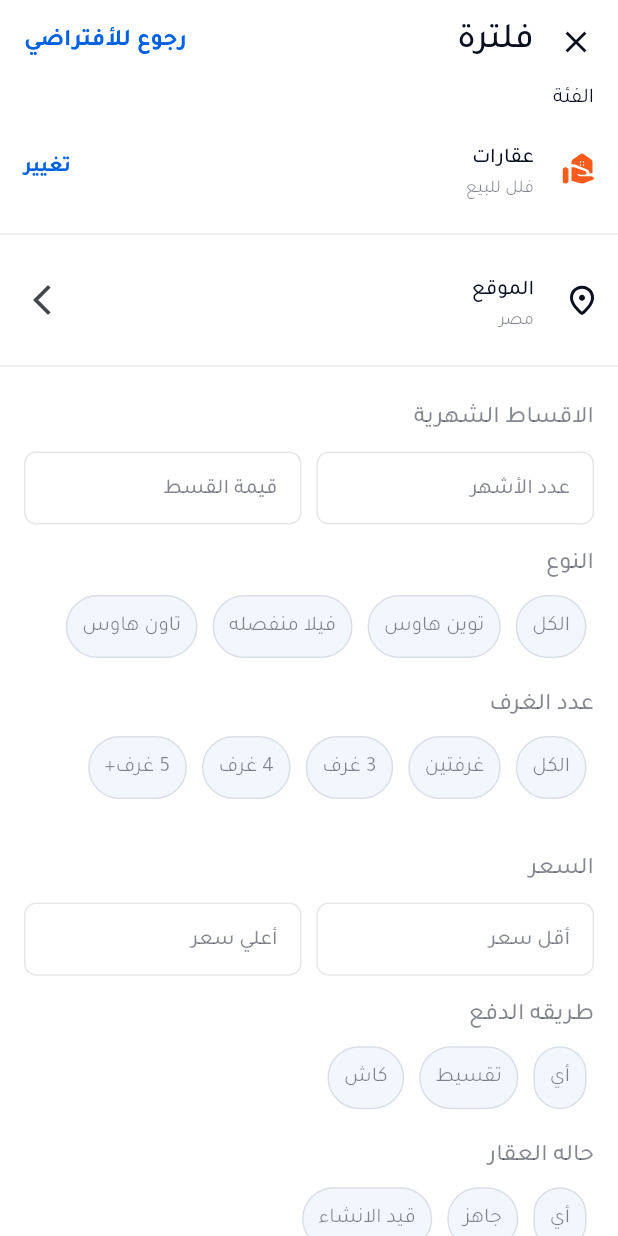
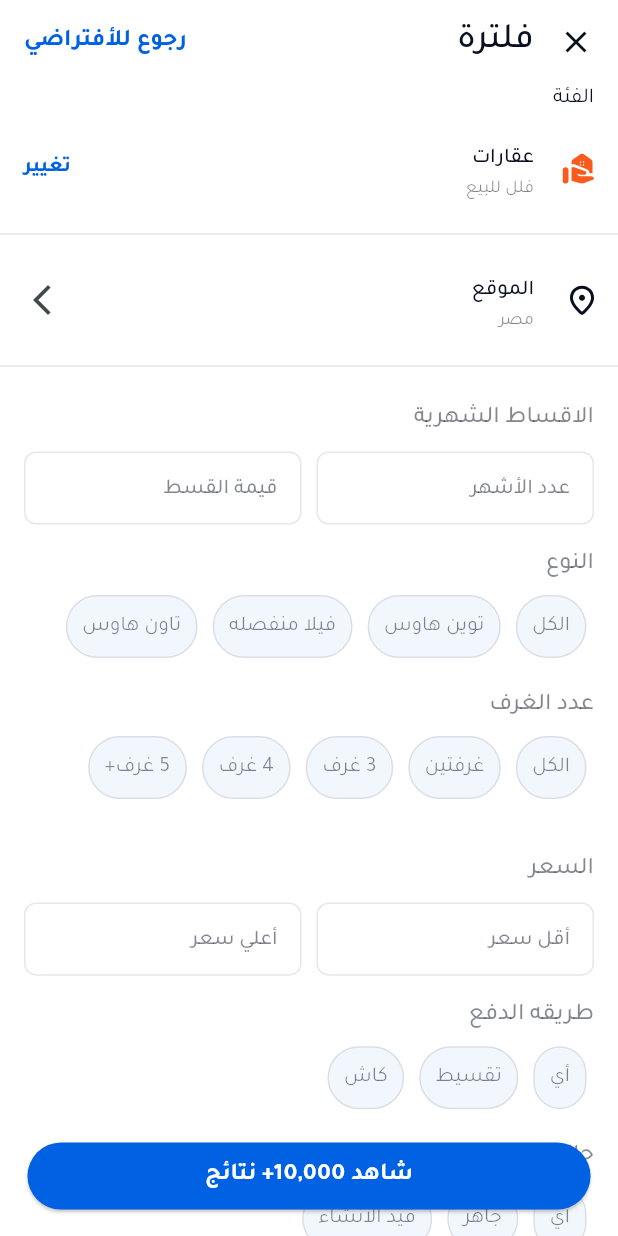
Before and after one commit to mahmoudFawzee/mahmoud_fawzy_flutter_task, a Flutter app: the screen it shows after launch, on a phone screen of 412 x 824 dp. Run offline on Flutter 3.47's test engine with Material 3 defaults, Android fonts, the phone set to English and light mode, and no system bars; our stand-ins replace bloc, cached_network_image, dartz, equatable, flutter_bloc, flutter_screenutil and 6 more; accounts and stored records are empty.

Commit message:
feat: finish elevated button style

```diff
--- a/lib/config/theme/app_theme.dart
+++ b/lib/config/theme/app_theme.dart
@@ -1,4 +1,5 @@
 import 'package:flutter/material.dart';
+import 'package:flutter_screenutil/flutter_screenutil.dart';
 import 'package:mahmoudfawzy_flutter_task/config/theme/colors_manger.dart';
 
 final class AppTheme {
@@ -15,6 +16,12 @@ final class AppTheme {
         fontFamily: 'Tajawal',
       ),
       iconTheme: IconThemeData(color: ColorsManger.black),
+    ),
+    elevatedButtonTheme: ElevatedButtonThemeData(
+      style: ButtonStyle(
+        backgroundColor: WidgetStateProperty.all(ColorsManger.deepBlue),
+        fixedSize: WidgetStateProperty.all(Size(328.w, 44.h)),
+      ),
     ),
     fontFamily: 'Tajawal',
     colorScheme:
--- a/lib/features/filters/view/filtering_screen.dart
+++ b/lib/features/filters/view/filtering_screen.dart
@@ -86,7 +86,20 @@ class FilteringScreen extends StatelessWidget {
               items: const ['أي', 'جاهز', 'قيد الانشاء'],
               onSelect: (item) {},
             ),
+            const SizedBox(height: 80),
           ],
+        ),
+      ),
+
+      floatingActionButtonLocation: FloatingActionButtonLocation.centerFloat,
+      floatingActionButton: ElevatedButton(
+        onPressed: () {},
+        child: Text(
+          'شاهد 10,000+ نتائج',
+          style: context.textStyles.bodyLarge!.copyWith(
+            fontWeight: FontWeight.w700,
+            color: context.white,
+          ),
         ),
       ),
     );
--- a/lib/features/packages/view/packages_view.dart
+++ b/lib/features/packages/view/packages_view.dart
@@ -68,10 +68,7 @@ class PackagesScreen extends StatelessWidget {
       ),
       floatingActionButtonLocation: FloatingActionButtonLocation.centerFloat,
       floatingActionButton: ElevatedButton.icon(
-        style: ButtonStyle(
-          backgroundColor: WidgetStateProperty.all(context.deepBlue),
-          fixedSize: WidgetStateProperty.all(Size(328.w, 44.h)),
-        ),
+
         iconAlignment: IconAlignment.end,
         onPressed: () {},
         icon: const Icon(Icons.arrow_forward, size: 24),
```
